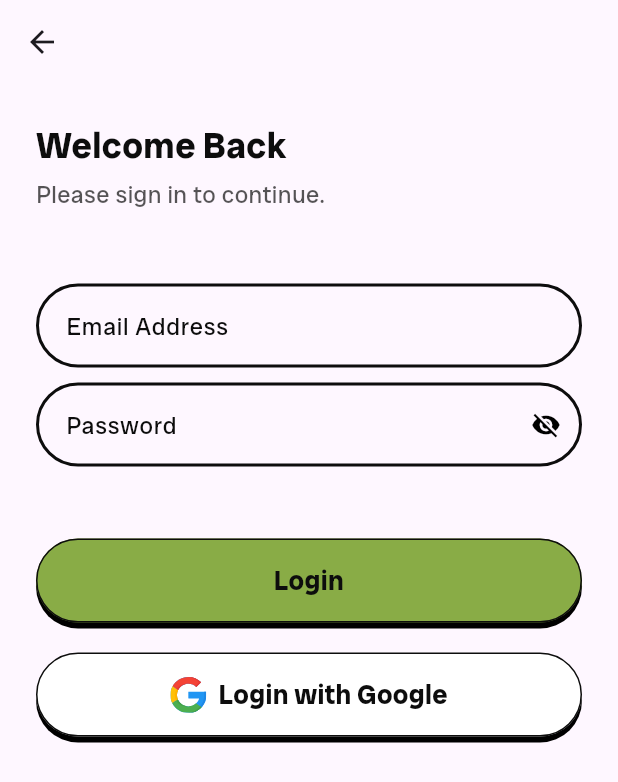
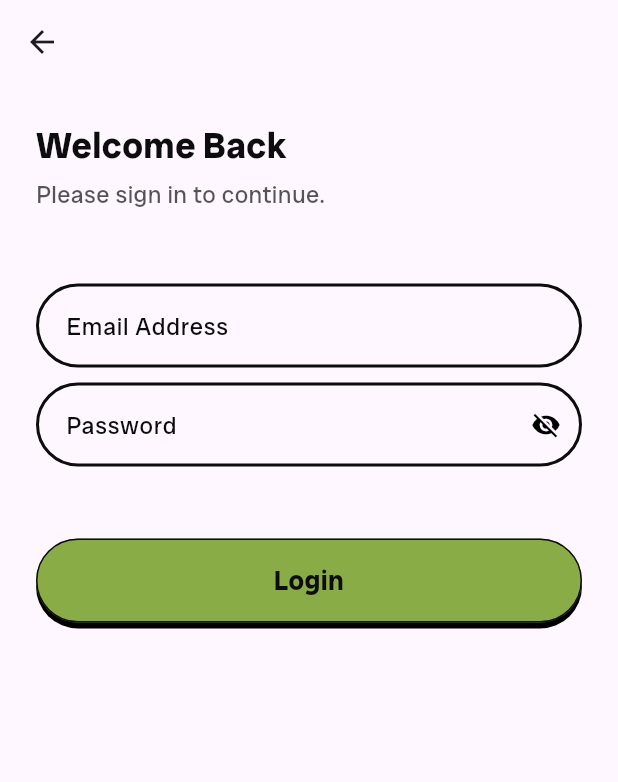
Before and after one commit to Faiz-rhm/supabase_auth, a Flutter app: the screen it shows after launch, after a tap on "Sign In", on a phone screen of 412 x 824 dp. Shown: the top 782 px of the screen. Run offline on Flutter 3.47's test engine with Material 3 defaults, Android fonts, the phone set to English and light mode, and no system bars; drawn by our look-alikes of zoom_tap_animation; our stand-ins replace flutter_riverpod, flutter_svg, go_router, google_sign_in, supabase_flutter; accounts and stored records are empty; network calls fail.

Commit message:
refactor: widgets

```diff
--- a/lib/src/featured/auth/presentation/login_screen.dart
+++ b/lib/src/featured/auth/presentation/login_screen.dart
@@ -91,32 +91,32 @@ class LoginScreen extends ConsumerWidget {
               ),
             ),
 
-            gapH20,
+            // gapH20,
 
-            CustomButton.secondary(
-              onPressed: () => ref.read(loginController.notifier).signInWithGoogle(),
-              child: otpLogin.maybeWhen(
-                loading: () => const CircularProgressIndicator(),
-                orElse: () => Row(
-                  mainAxisAlignment: MainAxisAlignment.center,
-                  children: [
-                    SvgPicture.asset(AppAssets.google),
+            // CustomButton.secondary(
+            //   onPressed: () => ref.read(loginController.notifier).signInWithGoogle(),
+            //   child: otpLogin.maybeWhen(
+            //     loading: () => const CircularProgressIndicator(),
+            //     orElse: () => Row(
+            //       mainAxisAlignment: MainAxisAlignment.center,
+            //       children: [
+            //         SvgPicture.asset(AppAssets.google),
 
-                    gapW8,
+            //         gapW8,
 
-                    Text(
-                      'Login with Google',
-                      style: TextStyle(
-                        fontSize: 18,
-                        color: AppColors.black,
-                        fontWeight: FontWeight.bold,
-                        fontFamily: AppFonts.radioCanadaBig,
-                      ), textAlign: TextAlign.center,
-                    ),
-                  ],
-                ),
-              ),
-            ),
+            //         Text(
+            //           'Login with Google',
+            //           style: TextStyle(
+            //             fontSize: 18,
+            //             color: AppColors.black,
+            //             fontWeight: FontWeight.bold,
+            //             fontFamily: AppFonts.radioCanadaBig,
+            //           ), textAlign: TextAlign.center,
+            //         ),
+            //       ],
+            //     ),
+            //   ),
+            // ),
           ],
         ),
       ),
--- a/lib/src/infra/supabase_provider.dart
+++ /dev/null
@@ -1,6 +0,0 @@
-import 'package:flutter_riverpod/flutter_riverpod.dart';
-import 'package:supabase_flutter/supabase_flutter.dart';
-
-final supabaseProvider = Provider<SupabaseClient>((ref) {
-  throw UnimplementedError();
-});
--- a/pubspec.yaml
+++ b/pubspec.yaml
@@ -16,7 +16,7 @@ dependencies:
   zoom_tap_animation: ^1.1.0
   flutter_svg: ^2.0.9
   google_sign_in: ^6.3.0
-  flutter_web_auth: ^0.6.0
+  riverpod: ^2.6.1
 
 dev_dependencies:
   flutter_test:
```
Also changed, not shown: lib/src/config/config.dart (deleted, +0 -21 lines), pubspec.lock, 5 other files.
